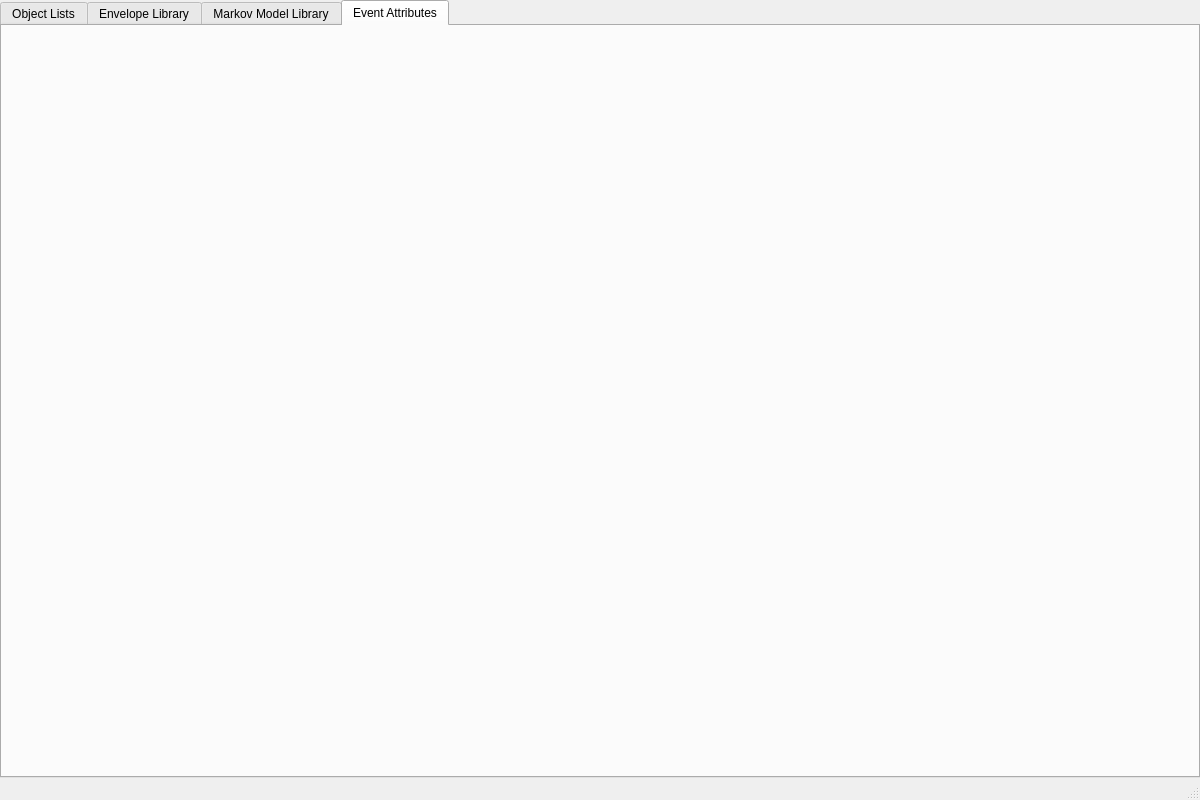
passyur/DISSCO-2.2.0, file LASSIE/src/UI/mainwindow.ui: the form before one commit.
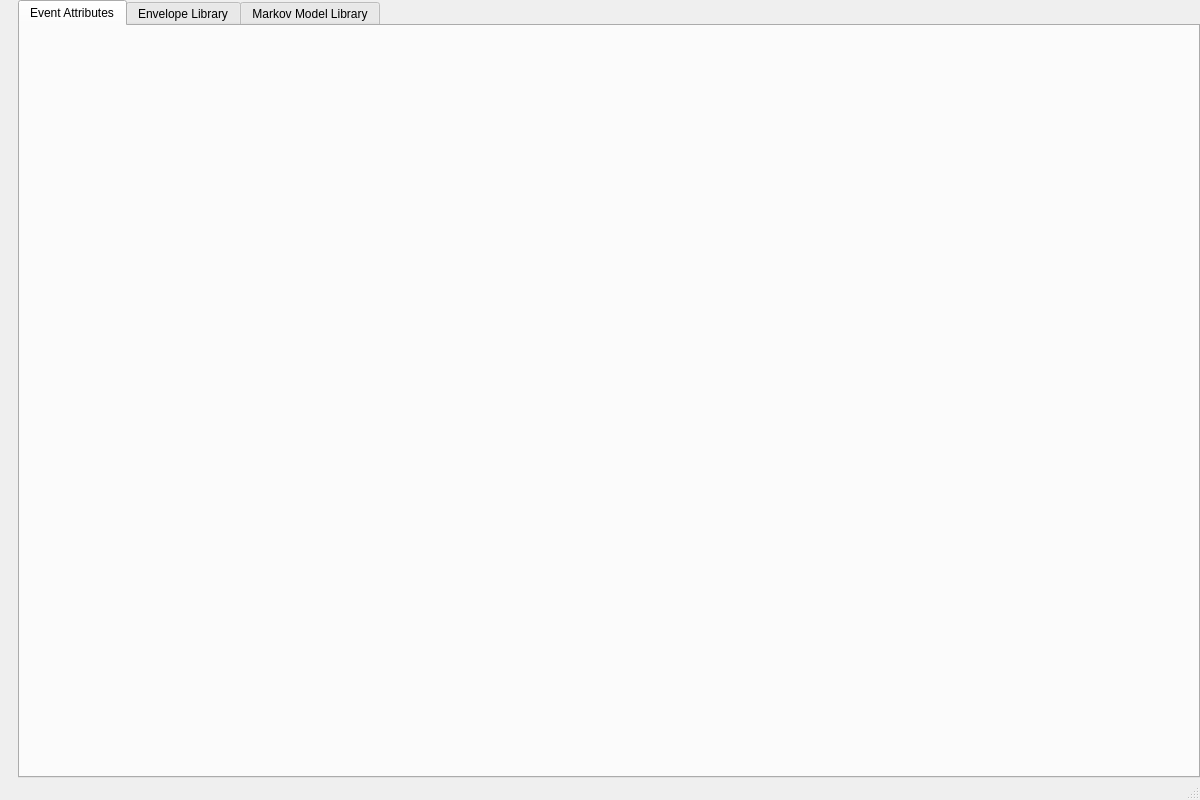
The form after the commit. The open tabs and pages were chosen to show the change.

Commit message: Started UI for EventAttributes and PaletteView

What changed in the file:
```diff
--- a/LASSIE/src/UI/mainwindow.ui
+++ b/LASSIE/src/UI/mainwindow.ui
@@ -14,7 +14,7 @@
    <string>LASSIE</string>
   </property>
   <widget class="QWidget" name="centralwidget">
-   <layout class="QVBoxLayout" name="verticalLayout">
+   <layout class="QHBoxLayout" name="horizontalLayout">
     <property name="spacing">
      <number>0</number>
     </property>
@@ -30,15 +30,29 @@
     <property name="bottomMargin">
      <number>0</number>
     </property>
+
+    <item>
+     <widget class="QWidget" name="paletteWidget">
+      <property name="minimumWidth"><number>250</number></property>
+      <property name="maximumWidth"><number>250</number></property>
+      <layout class="QVBoxLayout" name="paletteLayout"/>
+     </widget>
+    </item>
+
     <item>
      <widget class="QTabWidget" name="tabWidget">
       <property name="currentIndex">
        <number>0</number>
       </property>
-      <widget class="QWidget" name="projectTab">
+      <!-- <widget class="QWidget" name="projectTab">
        <attribute name="title">
         <string>Object Lists</string>
        </attribute>
+      </widget> -->
+      <widget class="QWidget" name="attributesTab">
+       <attribute name="title">
+        <string>Event Attributes</string>
+       </attribute>
       </widget>
       <widget class="QWidget" name="envelopeTab">
        <attribute name="title">
@@ -50,11 +64,6 @@
         <string>Markov Model Library</string>
        </attribute>
       </widget>
-      <widget class="QWidget" name="attributesTab">
-       <attribute name="title">
-        <string>Event Attributes</string>
-       </attribute>
-      </widget>
      </widget>
     </item>
    </layout>
```
The commit also changes 11 other files.
